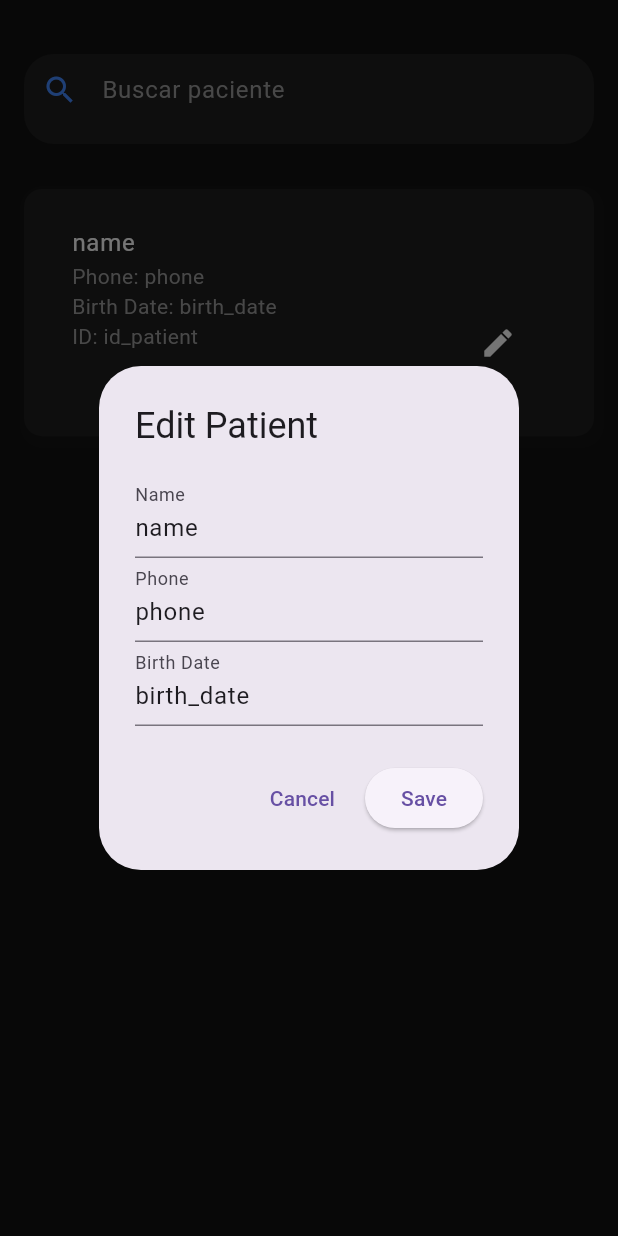
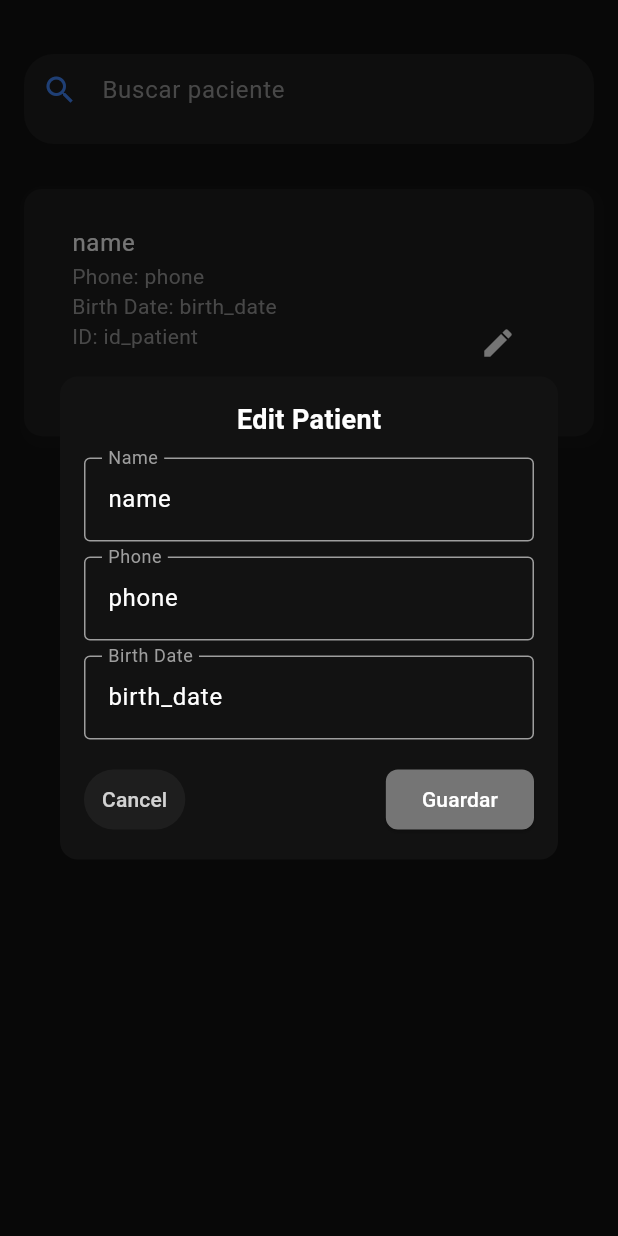
Before and after one commit to slrq95/app_herbal_flutter, a Flutter app: the PantientPage screen opened directly, after a tap on the "edit" icon, on a phone screen of 412 x 824 dp. Run offline on Flutter 3.47's test engine with Material 3 defaults, Android fonts, the light colour scheme and no system bars; our stand-ins replace calendar_timeline, cloud_firestore, dio, equatable, firebase_core, fl_chart and 5 more; accounts and stored records are empty.

Commit message:
fixing pull request

```diff
--- a/lib/src/app.dart
+++ b/lib/src/app.dart
@@ -25,11 +25,10 @@ class Appstate extends StatelessWidget{
         ChangeNotifierProvider(create: (_) => PatientProvider()),
         ChangeNotifierProvider(create: (_) => DashboardProvider()),
         ChangeNotifierProvider(create: (_) => AppointmentProvider()),
-        ChangeNotifierProvider(create: (_) => TreatmentPlanProvider()),
         ChangeNotifierProvider(create: (_) => SelectedPatientProvider()),
         ChangeNotifierProvider(create: (context) => PatientUpdateProvider()),
         ChangeNotifierProvider(create: (_)=>ClinicalHistoryProvider()),
-
+        ChangeNotifierProvider(create: (_) => TreatmentPlanProvider()),
         //ChangeNotifierProvider(create: (_) => VistaDatosProvider()),
       ],
       child: const MedicalApp(),
--- a/lib/src/functions/patient_screen_functions/update_patient_dialog.dart
+++ b/lib/src/functions/patient_screen_functions/update_patient_dialog.dart
@@ -1,27 +1,95 @@
+import 'package:app_herbal_flutter/src/theme/default.dart';
 import 'package:flutter/material.dart';
 import 'package:app_herbal_flutter/src/api/provider/patient_services/patient_provider.dart';
 import 'package:app_herbal_flutter/src/models/patient_model.dart';
 
-  void showEditDialog(BuildContext context, PatientUpdateProvider updateProvider, Patient patient) {
-    TextEditingController nameController = TextEditingController(text: patient.name);
-    TextEditingController phoneController = TextEditingController(text: patient.phone);
-    TextEditingController birthDateController = TextEditingController(text: patient.birthDate);
+void showEditDialog(BuildContext context, PatientUpdateProvider updateProvider,
+    PatientProvider patientProvider, Patient patient) {
+  TextEditingController nameController =
+      TextEditingController(text: patient.name);
+  TextEditingController phoneController =
+      TextEditingController(text: patient.phone);
+  TextEditingController birthDateController =
+      TextEditingController(text: patient.birthDate);
 
   showDialog(
     context: context,
-      builder: (context) => AlertDialog(
-        title: const Text("Edit Patient"),
-        content: Column(
+    builder: (context) => Dialog(
+      backgroundColor: Colors.transparent,
+      child: Container(
+        padding: const EdgeInsets.all(16),
+        decoration: BoxDecoration(
+          color: CustomTheme.fillColor, // Dark background
+          borderRadius: BorderRadius.circular(12),
+        ),
+        child: Column(
           mainAxisSize: MainAxisSize.min,
           children: [
-            TextField(controller: nameController, decoration: const InputDecoration(labelText: "Name")),
-            TextField(controller: phoneController, decoration: const InputDecoration(labelText: "Phone")),
-            TextField(controller: birthDateController, decoration: const InputDecoration(labelText: "Birth Date")),
-          ],
+            const Text(
+              "Edit Patient",
+              style: TextStyle(
+                fontSize: 18,
+                fontWeight: FontWeight.bold,
+                color: Colors.white, // White text for contrast
               ),
-        actions: [
+            ),
+            const SizedBox(height: 12),
+            TextField(
+              controller: nameController,
+              style: const TextStyle(color: Colors.white),
+              decoration: const InputDecoration(
+                labelText: "Name",
+                labelStyle: TextStyle(color: Colors.grey),
+                enabledBorder: OutlineInputBorder(
+                  borderSide: BorderSide(color: Colors.grey),
+                ),
+                focusedBorder: OutlineInputBorder(
+                  borderSide: BorderSide(color: Colors.white),
+                ),
+              ),
+            ),
+            const SizedBox(height: 10),
+            TextField(
+              controller: phoneController,
+              style: const TextStyle(color: Colors.white),
+              decoration: const InputDecoration(
+                labelText: "Phone",
+                labelStyle: TextStyle(color: Colors.grey),
+                enabledBorder: OutlineInputBorder(
+                  borderSide: BorderSide(color: Colors.grey),
+                ),
+                focusedBorder: OutlineInputBorder(
+                  borderSide: BorderSide(color: Colors.white),
+                ),
+              ),
+            ),
+            const SizedBox(height: 10),
+            TextField(
+              controller: birthDateController,
+              style: const TextStyle(color: Colors.white),
+              decoration: const InputDecoration(
+                labelText: "Birth Date",
+                labelStyle: TextStyle(color: Colors.grey),
+                enabledBorder: OutlineInputBorder(
+                  borderSide: BorderSide(color: Colors.grey),
+                ),
+                focusedBorder: OutlineInputBorder(
+                  borderSide: BorderSide(color: Colors.white),
+                ),
+              ),
+            ),
+            const SizedBox(height: 16),
+            Row(
+              mainAxisAlignment: MainAxisAlignment.spaceBetween,
+              children: [
                 TextButton(
                   onPressed: () => Navigator.pop(context),
+
+                  style: TextButton.styleFrom(
+                    backgroundColor: CustomTheme.containerColor,
+                    foregroundColor: Colors.white.withOpacity(0.8)
+                    ,
+                  ),
                   child: const Text("Cancel"),
                 ),
                 ElevatedButton(
@@ -31,13 +99,25 @@
                       nameController.text,
                       phoneController.text,
                       birthDateController.text,
+                      patientProvider,
                     );
                     if (!context.mounted) return;
                     if (success) Navigator.pop(context);
                   },
-            child: const Text("Save"),
+                  style: ElevatedButton.styleFrom(
+                    backgroundColor: CustomTheme.buttonColor,
+                    foregroundColor: Colors.white,
+                    shape: RoundedRectangleBorder(
+                      borderRadius: BorderRadius.circular(8),
+                    ),
+                  ),
+                  child: const Text("Guardar"),
                 ),
               ],
             ),
+          ],
+        ),
+      ),
+    ),
   );
 }
--- a/lib/src/functions/show_patient_dialog.dart
+++ b/lib/src/functions/show_patient_dialog.dart
@@ -72,7 +72,7 @@ onPressed: () async {
     'name': nameController.text,
     'phone': phoneController.text,
     'birth_date': birthDateController.text,
-    'timestamp_patient_creation': timestamp,
+    'created_at': timestamp,
   };
 
   try {
@@ -81,6 +81,10 @@ onPressed: () async {
     if (response?.statusCode == 201) {
       Navigator.pop(context);
       showMessage(context, 'Paciente agregado exitosamente');
+      // Clear the text fields after successful save
+      nameController.clear();
+      phoneController.clear();
+      birthDateController.clear();
     }
   } catch (e) {
     if (e is DioException) {
--- a/lib/src/screens/options_screen/patient_screen.dart
+++ b/lib/src/screens/options_screen/patient_screen.dart
@@ -119,7 +119,7 @@ class _PatientPageState extends State<PantientPage> {
                                 trailing: IconButton(
                                   icon: const Icon(Icons.edit, color: Colors.white),
                                   onPressed: () {
-                                    showEditDialog(context, updateProvider, patient);
+                                    showEditDialog(context, updateProvider, patientProvider, patient);
                                   },
                                 ),
                               ),
```
Also changed, not shown: lib/src/api/provider/patient_services/patient_provider.dart (+5 -3 lines), lib/src/api/provider/treatment_plan_services/treatment_plan_provider.dart (+21 -11 lines), lib/src/api/provider/treatment_plan_services/treatment_plan_services.dart (added, +32 -0 lines), lib/src/screens/patient_options/treatement_plan_screen.dart (+37 -13 lines), 1 other file. Lines whose indentation alone changed are shown as unchanged.
